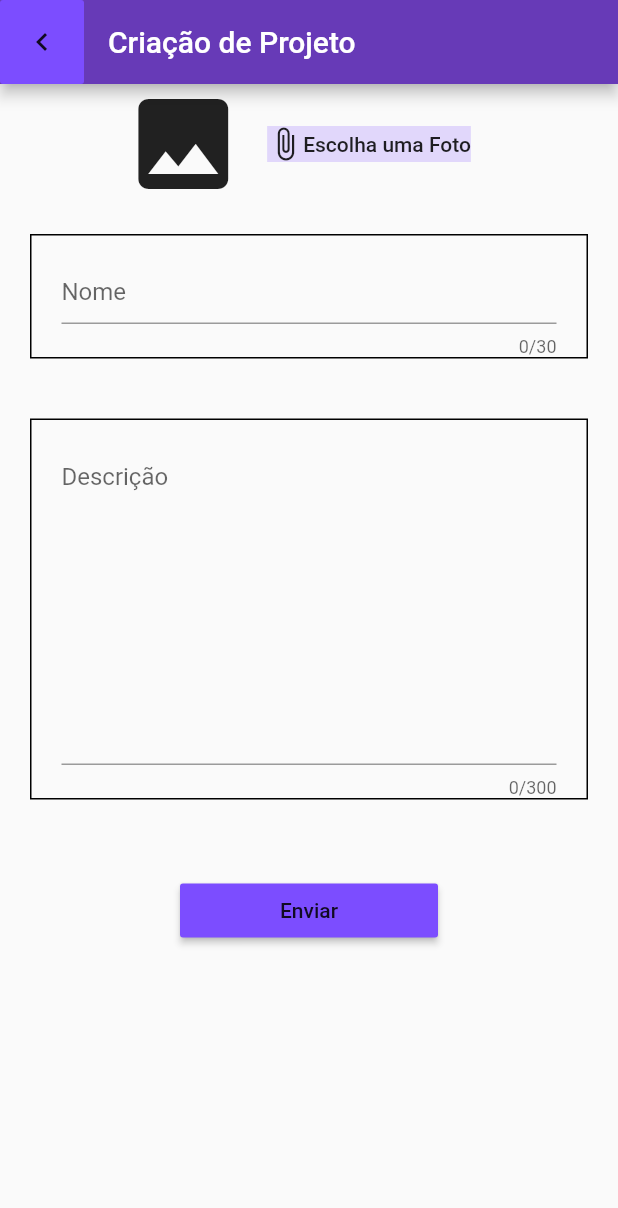
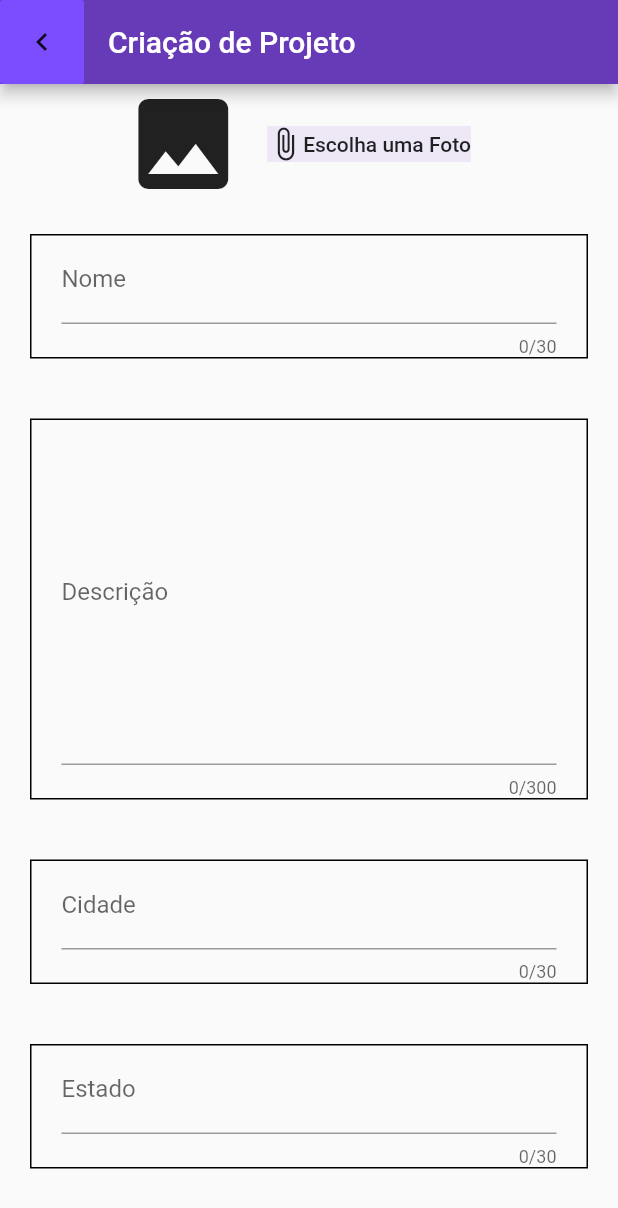
Before and after one commit to ferreira-mariana/lab-moveis, a Flutter app: the screen it shows after launch, tab 2 chosen, after a tap on the "add" icon, on a phone screen of 412 x 824 dp. Shown: the top 1208 px of the screen. Run offline on Flutter 3.47's test engine with Material 2 defaults, Android fonts, the phone set to English and light mode, and no system bars; our stand-ins replace image_picker.

Commit message:
DropDownButton pra sort + limpeza
Adicionei um DropDownButton pra organizar a lista por nome, estado ou cidade.

```diff
--- a/lib/create_project_screen.dart
+++ b/lib/create_project_screen.dart
@@ -6,8 +6,8 @@ import 'package:image_picker/image_picker.dart';
 import 'project_item.dart';
 
 class AddNewProjectScreen extends StatefulWidget {
-  List<Widget> projList;
-  Function updateParent;
+  final List<ProjectItem> projList;
+  final Function updateParent;
 
   AddNewProjectScreen(this.projList, this.updateParent);
 
@@ -16,11 +16,13 @@ class AddNewProjectScreen extends StatefulWidget {
 }
 
 class _AddNewProjectScreenState extends State<AddNewProjectScreen> {
-  String _name = '';
-  String _description = '';
+  String _nameText = '';
+  String _descriptionText = '';
+  String _cityText = '';
+  String _stateText = '';
   File _image;
 
-  Future _getImage() async {
+  Future getImage() async {
     var image = await ImagePicker.pickImage(source: ImageSource.gallery);
 
     setState(() {
@@ -28,12 +30,20 @@ class _AddNewProjectScreenState extends State<AddNewProjectScreen> {
     });
   }
 
-  void _setName(String text) {
-    _name = text;
+  void setNameText(String text) {
+    _nameText = text;
   }
 
-  void _setDescription(String text) {
-    _description = text;
+  void setDescriptionText(String text) {
+    _descriptionText = text;
+  }
+
+  void setCityText(String text){
+    _cityText = text;
+  }
+
+  void setStateText(String text){
+    _stateText = text;
   }
 
   void _showDialog() {
@@ -64,7 +74,7 @@ class _AddNewProjectScreenState extends State<AddNewProjectScreen> {
       appBar: AppBar(
         title: Text('Criação de Projeto'),
         leading: FlatButton(
-            color: Theme.of(context).accentColor,
+            color: Colors.deepPurpleAccent,
             onPressed: () {
               Navigator.of(context).pop();
             },
@@ -80,7 +90,7 @@ class _AddNewProjectScreenState extends State<AddNewProjectScreen> {
                   : Image.file(_image, width: 100, height: 100),
               FlatButton(
                 child: Container(
-                  color: Theme.of(context).accentColor.withOpacity(0.2),
+                  color: Colors.deepPurple[50],
                   child: Row(
                     children: <Widget>[
                       Icon(Icons.attach_file),
@@ -88,7 +98,7 @@ class _AddNewProjectScreenState extends State<AddNewProjectScreen> {
                     ],
                   ),
                 ),
-                onPressed: _getImage,
+                onPressed: getImage,
               )
             ],
           ),
@@ -96,22 +106,35 @@ class _AddNewProjectScreenState extends State<AddNewProjectScreen> {
             lines: 1,
             length: 30,
             name: 'Nome',
-            function: _setName,
+            function: setNameText,
           ),
           CustomTextField(
             lines: 10,
             length: 300,
             name: 'Descrição',
-            function: _setDescription,
+            function: setDescriptionText,
+          ),
+          CustomTextField(
+            lines: 1,
+            length: 30,
+            name: 'Cidade',
+            function: setCityText,
+          ),
+          CustomTextField(
+            lines: 1,
+            length: 30,
+            name: 'Estado',
+            function: setStateText,
           ),
           Container(
             padding: EdgeInsets.symmetric(horizontal: 120, vertical: 30),
             child: RaisedButton(
-              color: Theme.of(context).accentColor,
+              color: Colors.deepPurpleAccent[100],
+              colorBrightness: Brightness.light,
               child: Text("Enviar"),
               onPressed: () {
-                if (_name != '' && _description != '') {
-                  var temp = new ProjectItem(_name, _description, _image);
+                if (_nameText != '' && _descriptionText != '') {
+                  var temp = new ProjectItem(_nameText, _descriptionText, _image, _stateText, _cityText);
                   widget.updateParent(temp);
                   Navigator.of(context).pop();
                 } else {
@@ -127,10 +150,10 @@ class _AddNewProjectScreenState extends State<AddNewProjectScreen> {
 }
 
 class CustomTextField extends StatefulWidget {
-  int lines;
-  int length;
-  String name;
-  Function function;
+  final int lines;
+  final int length;
+  final String name;
+  final Function function;
 
   CustomTextField({this.lines, this.length, this.name, this.function});
 
@@ -152,13 +175,14 @@ class _CustomTextFieldState extends State<CustomTextField> {
       child: Container(
         decoration: BoxDecoration(border: Border.all()),
         padding: EdgeInsets.symmetric(horizontal: 20),
+        //color: Colors.white70,
         child: Center(
           child: TextField(
             controller: _controller,
             onChanged: updateText,
             maxLines: widget.lines,
             maxLength: widget.length,
-            decoration: InputDecoration(labelText: widget.name, alignLabelWithHint: true),
+            decoration: InputDecoration(labelText: widget.name),
           ),
         ),
       ),
--- a/lib/main.dart
+++ b/lib/main.dart
@@ -10,10 +10,7 @@ class MyApp extends StatelessWidget {
   @override
   Widget build(BuildContext context) {
     return MaterialApp(
-      theme: ThemeData(
-        primaryColor: Colors.deepPurple,
-        accentColor: Colors.deepPurpleAccent,
-      ),
+      theme: ThemeData(primarySwatch: Colors.deepPurple),
       home: HomeScreen(),
     );
   }
@@ -26,14 +23,68 @@ class HomeScreen extends StatefulWidget {
 
 class _HomeScreenState extends State<HomeScreen>
     with SingleTickerProviderStateMixin {
-  List<Widget> projList = new List<Widget>();
+  List<ProjectItem> projList = new List<ProjectItem>();
+  List<DropdownMenuItem<String>> _dropDownMenuItems = new List();
   TabController _tabController;
   Text _title;
+  List _dropDownItems = ['Nome', 'Cidade', 'Estado'];
+  String _currentDropDownItem;
+
+  @override
+  void initState() {
+    //TEMP
+    projList.add(ProjectItem('B', 'Nada', null, 'B', 'A'));
+    projList.add(ProjectItem('D', 'Nada', null, 'A', 'D'));
+    projList.add(ProjectItem('A', 'Nada', null, 'D', 'B'));
+    projList.add(ProjectItem('E', 'Nada', null, 'C', 'E'));
+    projList.add(ProjectItem('C', 'Nada', null, 'E', 'C'));
+    //TEMP
+
+    super.initState();
+    _tabController = TabController(vsync: this, length: 2);
+    _tabController.addListener(updateTitle);
+    _dropDownMenuItems = getDropDownMenuItems();
+    _currentDropDownItem = _dropDownMenuItems[0].value;
+    updateTitle();
+  }
+
+  List<DropdownMenuItem<String>> getDropDownMenuItems() {
+    List<DropdownMenuItem<String>> items = new List();
+    for (String city in _dropDownItems) {
+      items.add(new DropdownMenuItem(
+        value: city,
+        child: new Text(city),
+      ));
+    }
+    return items;
+  }
 
   updateList(ProjectItem item) {
     setState(() {
-      projList = List.from(projList)..add(item);
+      projList.add(item);
+      sortList();
+      projList = List.from(projList);
     });
+  }
+
+  sortList() {
+    switch (_currentDropDownItem) {
+      case "Nome":
+        projList.sort((a, b) {
+          return a.name.toLowerCase().compareTo(b.name.toLowerCase());
+        });
+        break;
+      case "Cidade":
+        projList.sort((a, b) {
+          return a.city.toLowerCase().compareTo(b.city.toLowerCase());
+        });
+        break;
+      case "Estado":
+        projList.sort((a, b) {
+          return a.state.toLowerCase().compareTo(b.state.toLowerCase());
+        });
+        break;
+    }
   }
 
   updateTitle() {
@@ -44,18 +95,33 @@ class _HomeScreenState extends State<HomeScreen>
     });
   }
 
-  @override
-  void initState() {
-    super.initState();
-    _tabController = TabController(vsync: this, length: 2);
-    _tabController.addListener(updateTitle);
-    updateTitle();
+  void changedDropDownItem(String selected) {
+    setState(() {
+      _currentDropDownItem = selected;
+      sortList();
+      projList = List.from(projList);
+      print(_currentDropDownItem);
+    });
   }
 
   @override
   Widget build(BuildContext context) {
     return Scaffold(
       appBar: AppBar(
+        actions: <Widget>[
+          Container(
+            child: Theme(
+              data: Theme.of(context).copyWith(brightness: Brightness.dark),
+              child: DropdownButtonHideUnderline(
+                child: DropdownButton(
+                  value: _currentDropDownItem,
+                  items: _dropDownMenuItems,
+                  onChanged: changedDropDownItem,
+                ),
+              ),
+            ),
+          ),
+        ],
         title: _title,
         bottom: TabBar(
           controller: _tabController,
@@ -65,31 +131,26 @@ class _HomeScreenState extends State<HomeScreen>
           ],
         ),
       ),
-      body: TabBarView(
-        controller: _tabController,
-        children: [
-          Center(
-            child: ListView(),
-          ),
-          Scaffold(
-            floatingActionButton: FloatingActionButton(
+      body: TabBarView(controller: _tabController, children: [
+        Center(
+          child: ListView(),
+        ),
+        Scaffold(
+          floatingActionButton: FloatingActionButton(
               onPressed: () {
                 Navigator.push(
                   context,
                   MaterialPageRoute(
-                    builder: (context) => AddNewProjectScreen(
-                          projList,
-                          updateList,
-                        ),
-                  ),
+                      builder: (context) =>
+                          AddNewProjectScreen(projList, updateList)),
                 );
               },
-              child: Icon(Icons.add),
-            ),
-            body: ListView(children: projList),
+              child: Icon(Icons.add)),
+          body: ListView(
+            children: projList,
           ),
-        ],
-      ),
+        ),
+      ]),
     );
   }
 }
```
Also changed, not shown: lib/project_item.dart (+28 -12 lines).
